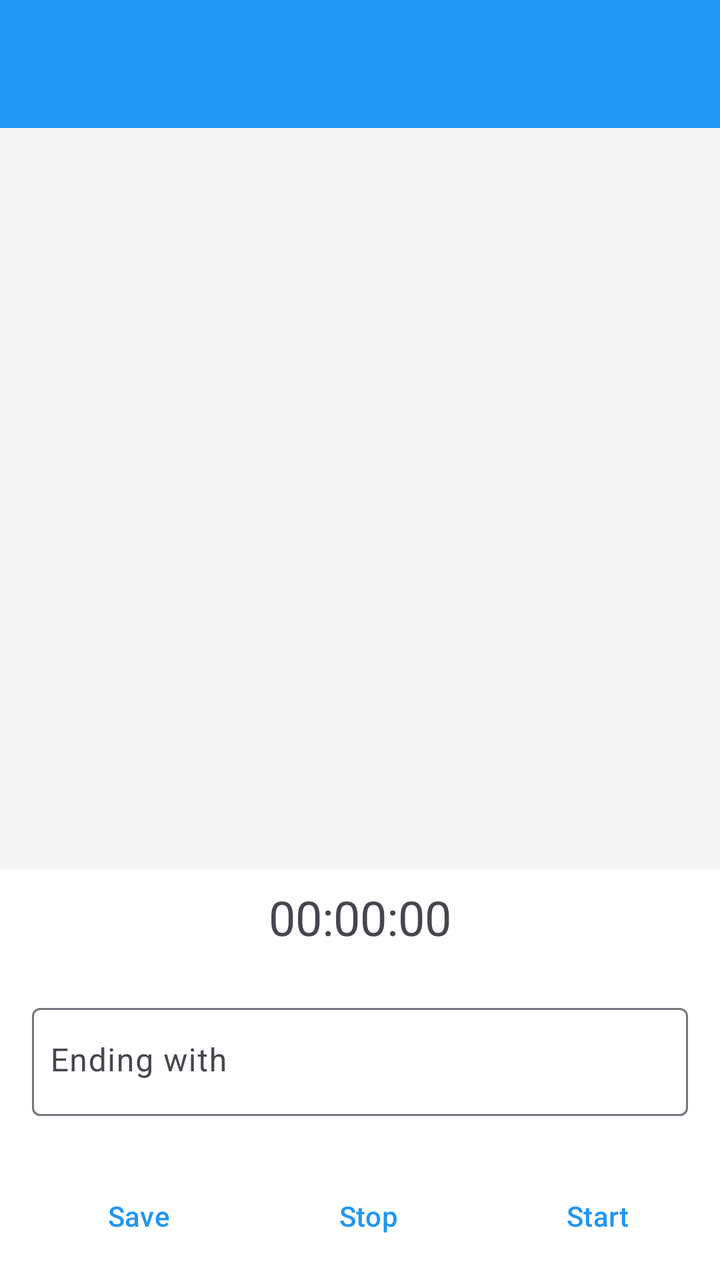
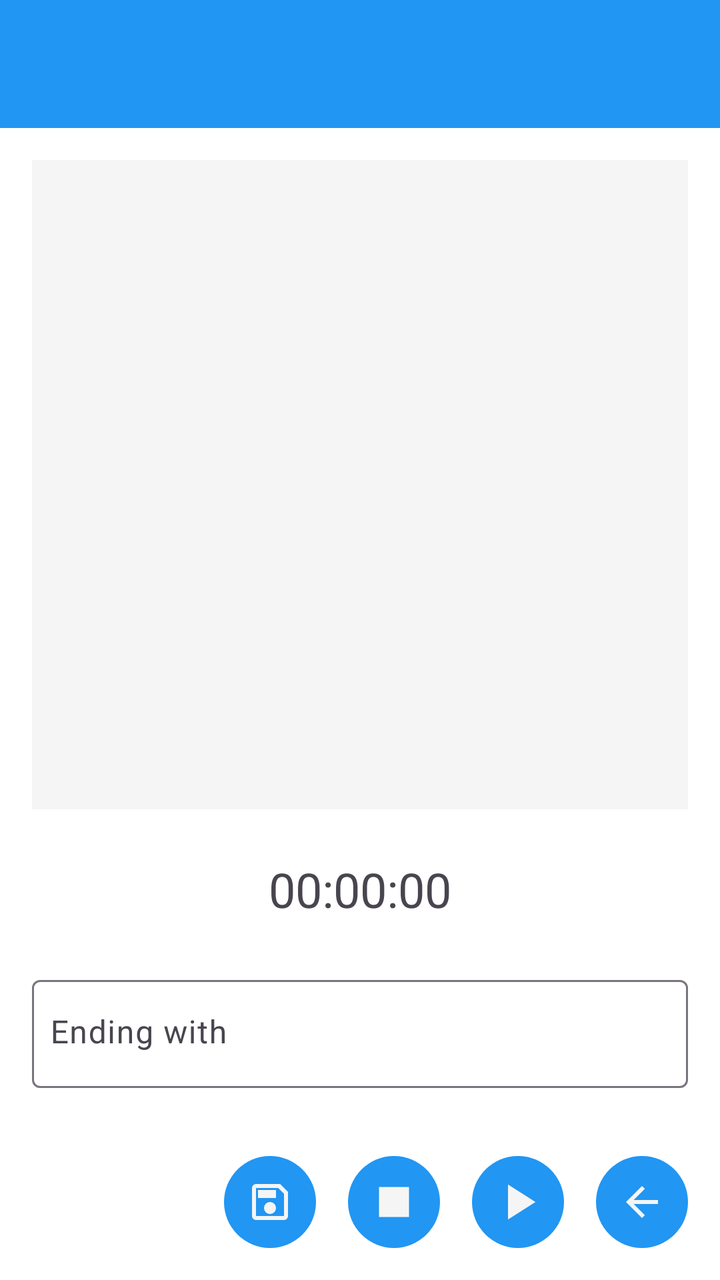

The first picture is an Android layout as it rendered before a commit; the second is the same layout after the commit. The layout source and the unified diff follow.
<!-- AndroidManifest.xml: application theme Theme.Freer -->
<!-- res/layout/activity_find_nice_keys.xml -->
<?xml version="1.0" encoding="utf-8"?>
<LinearLayout xmlns:android="http://schemas.android.com/apk/res/android"
    xmlns:app="http://schemas.android.com/apk/res-auto"
    android:layout_width="match_parent"
    android:layout_height="match_parent"
    android:orientation="vertical"
    android:fitsSystemWindows="true">

    <include layout="@layout/common_toolbar" />

    <ScrollView
        android:layout_width="match_parent"
        android:layout_height="0dp"
        android:layout_weight="5"
        android:fillViewport="true">

        <LinearLayout
            android:id="@+id/keyListContainer"
            android:layout_width="match_parent"
            android:layout_height="wrap_content"
            android:minHeight="200dp"
            android:orientation="vertical"
            android:background="@color/main_background" />

    </ScrollView>

    <LinearLayout
        android:id="@+id/progressContainer"
        android:layout_width="match_parent"
        android:layout_height="48dp"
        android:orientation="vertical"
        android:gravity="center">

        <TextView
            android:id="@+id/timerText"
            android:layout_width="wrap_content"
            android:layout_height="wrap_content"
            android:textSize="24sp"
            android:text="@string/_00_00_00" />

    </LinearLayout>

    <LinearLayout
        android:id="@+id/inputContainer"
        android:layout_width="match_parent"
        android:layout_height="wrap_content"
        android:orientation="vertical"
        android:minHeight="54dp"
        android:padding="16dp">

        <com.google.android.material.textfield.TextInputLayout
            android:id="@+id/matchInputLayout"
            android:layout_width="match_parent"
            android:layout_height="wrap_content"
            android:hint="@string/ending_with"
            android:paddingBottom="2dp"
            app:hintEnabled="true"
            app:hintAnimationEnabled="false">

            <com.google.android.material.textfield.TextInputEditText
                android:id="@+id/matchInput"
                android:layout_width="match_parent"
                android:layout_height="54dp"
                android:inputType="text"
                android:maxLength="10"
                android:paddingStart="9dp"
                android:paddingEnd="2dp"
                android:paddingTop="2dp"
                android:paddingBottom="4dp"
                android:gravity="center_vertical" />

        </com.google.android.material.textfield.TextInputLayout>

    </LinearLayout>

    <LinearLayout
        android:id="@+id/buttonContainer"
        style="?android:attr/buttonBarStyle"
        android:layout_width="match_parent"
        android:layout_height="wrap_content"
        android:orientation="horizontal"
        android:gravity="center"
        android:padding="8dp">

        <Button
            android:id="@+id/saveButton"
            style="?android:attr/buttonBarButtonStyle"
            android:layout_width="0dp"
            android:layout_height="wrap_content"
            android:layout_weight="1"
            android:layout_marginEnd="4dp"
            android:text="@string/save" />

        <Button
            android:id="@+id/stopButton"
            style="?android:attr/buttonBarButtonStyle"
            android:layout_width="0dp"
            android:layout_height="wrap_content"
            android:layout_weight="1"
            android:layout_marginStart="4dp"
            android:layout_marginEnd="4dp"
            android:text="@string/stop" />

        <Button
            android:id="@+id/startButton"
            style="?android:attr/buttonBarButtonStyle"
            android:layout_width="0dp"
            android:layout_height="wrap_content"
            android:layout_weight="1"
            android:layout_marginStart="4dp"
            android:text="@string/start" />

    </LinearLayout>

</LinearLayout>
<!-- res/layout/common_toolbar.xml (included above) -->
<?xml version="1.0" encoding="utf-8"?>
<androidx.appcompat.widget.Toolbar xmlns:android="http://schemas.android.com/apk/res/android"
    xmlns:app="http://schemas.android.com/apk/res-auto"
    android:id="@+id/toolbar"
    android:layout_width="match_parent"
    android:layout_height="?attr/actionBarSize"
    android:background="@color/colorAccent"
    android:theme="@style/ThemeOverlay.Freer.Toolbar">

    <LinearLayout
        android:id="@+id/toolbar_fid_container"
        android:layout_width="wrap_content"
        android:layout_height="match_parent"
        android:layout_gravity="end"
        android:orientation="horizontal"
        android:gravity="center_vertical"
        android:paddingEnd="4dp"
        android:paddingStart="16dp"
        android:visibility="gone"
        android:clickable="true"
        android:focusable="true"
        android:background="?android:attr/selectableItemBackground">

        <TextView
            android:id="@+id/toolbar_fid_text"
            android:layout_width="wrap_content"
            android:layout_height="wrap_content"
            android:layout_marginEnd="8dp"
            android:text="FID123456789..."
            android:textColor="@android:color/white"
            android:textSize="14sp"
            android:maxLines="1"
            android:ellipsize="none" />

        <ImageView
            android:id="@+id/toolbar_avatar"
            android:layout_width="42dp"
            android:layout_height="42dp"
            android:background="@color/colorAccent"
            android:scaleType="centerCrop"
            android:contentDescription="@string/avatar" />

    </LinearLayout>

</androidx.appcompat.widget.Toolbar>
<!-- resources referenced by this layout -->
<resources>
  <color name="colorAccent">#2196F3</color>
  <color name="main_background">#F5F5F5</color>
  <string name="_00_00_00" translatable="false">00:00:00</string>
  <string name="avatar">Avatar</string>
  <string name="ending_with">Ending with</string>
  <string name="save">Save</string>
  <string name="start">Start</string>
  <string name="stop">Stop</string>
  <style name="ThemeOverlay.Freer.Toolbar" parent="ThemeOverlay.AppCompat.ActionBar">
          <item name="android:textColorPrimary">@color/main_background</item>
          <item name="android:textColorSecondary">@color/main_background</item>
      </style>
  <style name="Theme.Freer" parent="Base.Theme.Freer" />
  <!-- unchanged entries left out for length: 1 -->
</resources>

<!-- the commit's change to res/layout/activity_find_nice_keys.xml (unified diff, before → after) -->
@@ -12,6 +12,8 @@
         android:layout_width="match_parent"
         android:layout_height="0dp"
         android:layout_weight="5"
+        android:background="@drawable/container_outline"
+        android:layout_margin="16dp"
         android:fillViewport="true">
 
         <LinearLayout
@@ -75,41 +77,35 @@
 
     <LinearLayout
         android:id="@+id/buttonContainer"
-        style="?android:attr/buttonBarStyle"
         android:layout_width="match_parent"
         android:layout_height="wrap_content"
         android:orientation="horizontal"
-        android:gravity="center"
+        android:gravity="end"
         android:padding="8dp">
 
-        <Button
+        <ImageButton
             android:id="@+id/saveButton"
-            style="?android:attr/buttonBarButtonStyle"
-            android:layout_width="0dp"
-            android:layout_height="wrap_content"
-            android:layout_weight="1"
-            android:layout_marginEnd="4dp"
-            android:text="@string/save" />
+            style="@style/ImageButtonStyle"
+            android:src="@drawable/ic_save"
+            android:contentDescription="@string/save" />
 
-        <Button
+        <ImageButton
             android:id="@+id/stopButton"
-            style="?android:attr/buttonBarButtonStyle"
-            android:layout_width="0dp"
-            android:layout_height="wrap_content"
-            android:layout_weight="1"
-            android:layout_marginStart="4dp"
-            android:layout_marginEnd="4dp"
-            android:text="@string/stop" />
+            style="@style/ImageButtonStyle"
+            android:src="@drawable/ic_stop"
+            android:contentDescription="@string/stop" />
 
-        <Button
+        <ImageButton
             android:id="@+id/startButton"
-            style="?android:attr/buttonBarButtonStyle"
-            android:layout_width="0dp"
-            android:layout_height="wrap_content"
-            android:layout_weight="1"
-            android:layout_marginStart="4dp"
-            android:text="@string/start" />
+            style="@style/ImageButtonStyle"
+            android:src="@drawable/ic_play"
+            android:contentDescription="@string/start" />
 
+        <ImageButton
+            android:id="@+id/back_button"
+            style="@style/ImageButtonStyle"
+            android:src="@drawable/ic_back"
+            android:contentDescription="@string/back" />
     </LinearLayout>
 
 </LinearLayout>
@@ -120,7 +116,7 @@
     android:id="@+id/toolbar"
     android:layout_width="match_parent"
     android:layout_height="?attr/actionBarSize"
-    android:background="@color/colorAccent"
+    android:background="@color/accent"
     android:theme="@style/ThemeOverlay.Freer.Toolbar">
 
     <LinearLayout
@@ -129,30 +125,31 @@
         android:layout_height="match_parent"
         android:layout_gravity="end"
         android:orientation="horizontal"
-        android:gravity="center_vertical"
-        android:paddingEnd="4dp"
-        android:paddingStart="16dp"
+        android:gravity="end|center_vertical"
         android:visibility="gone"
         android:clickable="true"
         android:focusable="true"
+        android:paddingStart="8dp"
+        android:paddingEnd="16dp"
         android:background="?android:attr/selectableItemBackground">
 
         <TextView
             android:id="@+id/toolbar_fid_text"
-            android:layout_width="wrap_content"
+            android:layout_width="130dp"
             android:layout_height="wrap_content"
-            android:layout_marginEnd="8dp"
-            android:text="FID123456789..."
-            android:textColor="@android:color/white"
+            android:textColor="@color/main_background"
+            android:paddingStart="8dp"
+            android:paddingEnd="4dp"
             android:textSize="14sp"
             android:maxLines="1"
-            android:ellipsize="none" />
+            android:gravity="end"
+            android:ellipsize="middle" />
 
         <ImageView
             android:id="@+id/toolbar_avatar"
             android:layout_width="42dp"
             android:layout_height="42dp"
-            android:background="@color/colorAccent"
+            android:background="@color/accent"
             android:scaleType="centerCrop"
             android:contentDescription="@string/avatar" />
 
<!-- resource entries referenced after the edit -->
@@ -1,18 +1,86 @@
 <!-- resources referenced by this layout -->
 <resources>
-  <color name="colorAccent">#2196F3</color>
+  <color name="accent">#2196F3</color>
   <color name="main_background">#F5F5F5</color>
+  <!-- drawable container_outline (drawable) -->
+  <?xml version="1.0" encoding="utf-8"?>
+  <shape xmlns:android="http://schemas.android.com/apk/res/android"
+      android:shape="rectangle"
+      >
+      <solid android:color="#00000000" />
+      <stroke
+          android:width="2dp"
+          android:color="@color/container_outline" />
+      <corners android:radius="8dp" />
+  </shape>
+  <!-- drawable ic_back (drawable) -->
+  <vector xmlns:android="http://schemas.android.com/apk/res/android"
+      android:width="24dp"
+      android:height="24dp"
+      android:viewportWidth="960"
+      android:viewportHeight="960">
+    <path
+        android:pathData="m313,520 l224,224 -57,56 -320,-320 320,-320 57,56 -224,224h487v80L313,520Z"
+        android:fillColor="@color/main_background"/>
+  </vector>
+  <!-- drawable ic_play (drawable) -->
+  <vector xmlns:android="http://schemas.android.com/apk/res/android"
+      android:width="32dp"
+      android:height="32dp"
+      android:viewportWidth="24"
+      android:viewportHeight="24">
+      <path
+          android:fillColor="#000000"
+          android:pathData="M8,5v14l11,-7z" />
+  </vector>
+  <!-- drawable ic_save (drawable) -->
+  <vector xmlns:android="http://schemas.android.com/apk/res/android"
+      android:width="24dp"
+      android:height="24dp"
+      android:viewportWidth="960"
+      android:viewportHeight="960">
+    <path
+        android:pathData="M840,280v480q0,33 -23.5,56.5T760,840L200,840q-33,0 -56.5,-23.5T120,760v-560q0,-33 23.5,-56.5T200,120h480l160,160ZM760,314L646,200L200,200v560h560v-446ZM480,720q50,0 85,-35t35,-85q0,-50 -35,-85t-85,-35q-50,0 -85,35t-35,85q0,50 35,85t85,35ZM240,400h360v-160L240,240v160ZM200,314v446,-560 114Z"
+        android:fillColor="#030626"/>
+  </vector>
+  <!-- drawable ic_stop (drawable) -->
+  <vector xmlns:android="http://schemas.android.com/apk/res/android"
+      android:width="32dp"
+      android:height="32dp"
+      android:viewportWidth="24"
+      android:viewportHeight="24">
+      <path
+          android:fillColor="#000000"
+          android:pathData="M6,6h12v12H6z" />
+  </vector>
   <string name="_00_00_00" translatable="false">00:00:00</string>
   <string name="avatar">Avatar</string>
+  <string name="back">Back</string>
   <string name="ending_with">Ending with</string>
   <string name="save">Save</string>
   <string name="start">Start</string>
   <string name="stop">Stop</string>
+  <style name="ImageButtonStyle">
+          <item name="android:layout_width">46dp</item>
+          <item name="android:layout_height">46dp</item>
+          <item name="android:layout_margin">8dp</item>
+          <item name="android:background">@drawable/bg_round_accent</item>
+          <item name="android:tint">@color/main_background</item>
+          <item name="android:scaleType">centerInside</item>
+          <item name="android:padding">8dp</item>
+      </style>
   <style name="ThemeOverlay.Freer.Toolbar" parent="ThemeOverlay.AppCompat.ActionBar">
           <item name="android:textColorPrimary">@color/main_background</item>
           <item name="android:textColorSecondary">@color/main_background</item>
       </style>
   <style name="Theme.Freer" parent="Base.Theme.Freer" />
+  <color name="container_outline">#AAAAAA</color>
+  <!-- drawable bg_round_accent (drawable) -->
+  <?xml version="1.0" encoding="utf-8"?>
+  <shape xmlns:android="http://schemas.android.com/apk/res/android"
+      android:shape="oval">
+      <solid android:color="@color/accent" />
+  </shape>
   <!-- unchanged entries left out for length: 1 -->
 </resources>
 
